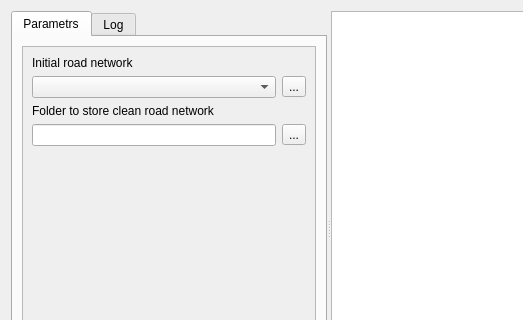
This is UI/roads_clean.ui in ishusterman/tau_net_calc as Qt 5 draws it before an edit; both pictures show x 0 to 523 and y 0 to 320 of the 633 by 503 pixel window. The edited form follows.
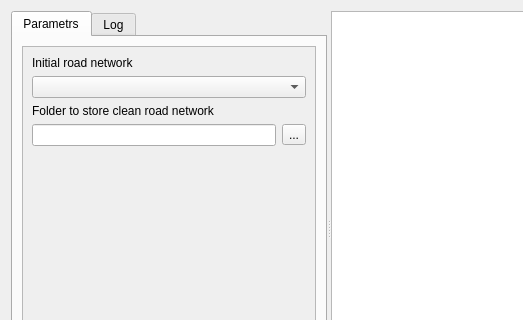
This is the edited form. Custom widgets are drawn as their Qt base class.

Patch:
```diff
--- a/UI/roads_clean.ui
+++ b/UI/roads_clean.ui
@@ -111,13 +111,6 @@
                 <item>
                  <widget class="QgsMapLayerComboBox" name="cmbLayersRoad"/>
                 </item>
-                <item>
-                 <widget class="QToolButton" name="toolButtonRoads">
-                  <property name="text">
-                   <string>...</string>
-                  </property>
-                 </widget>
-                </item>
                </layout>
               </item>
               <item row="3" column="0">
```
